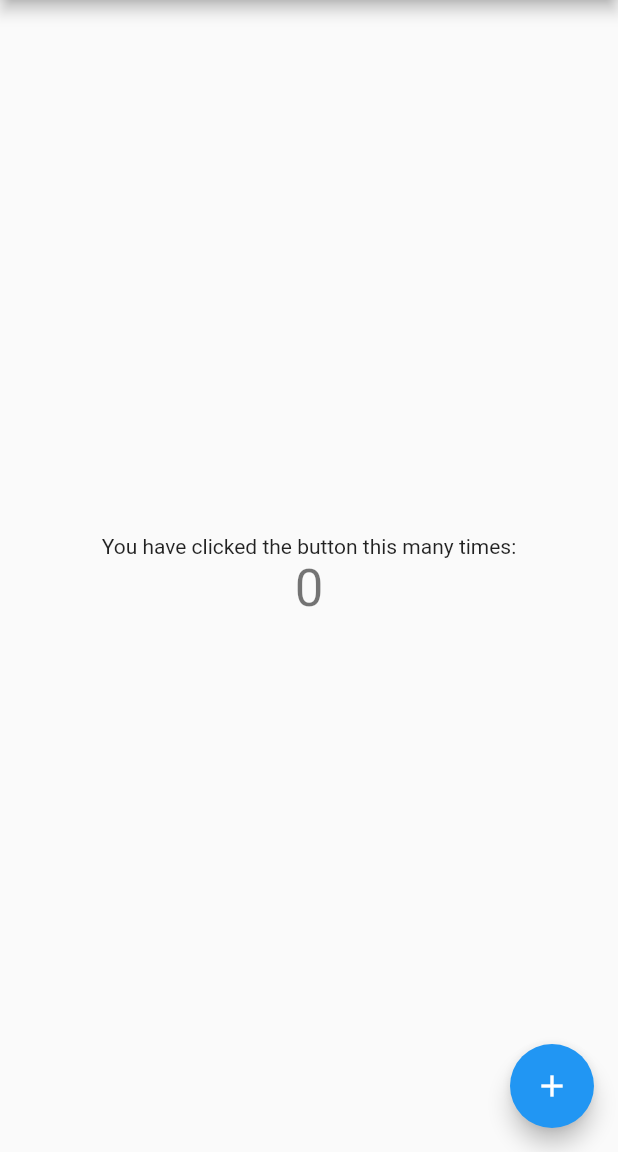
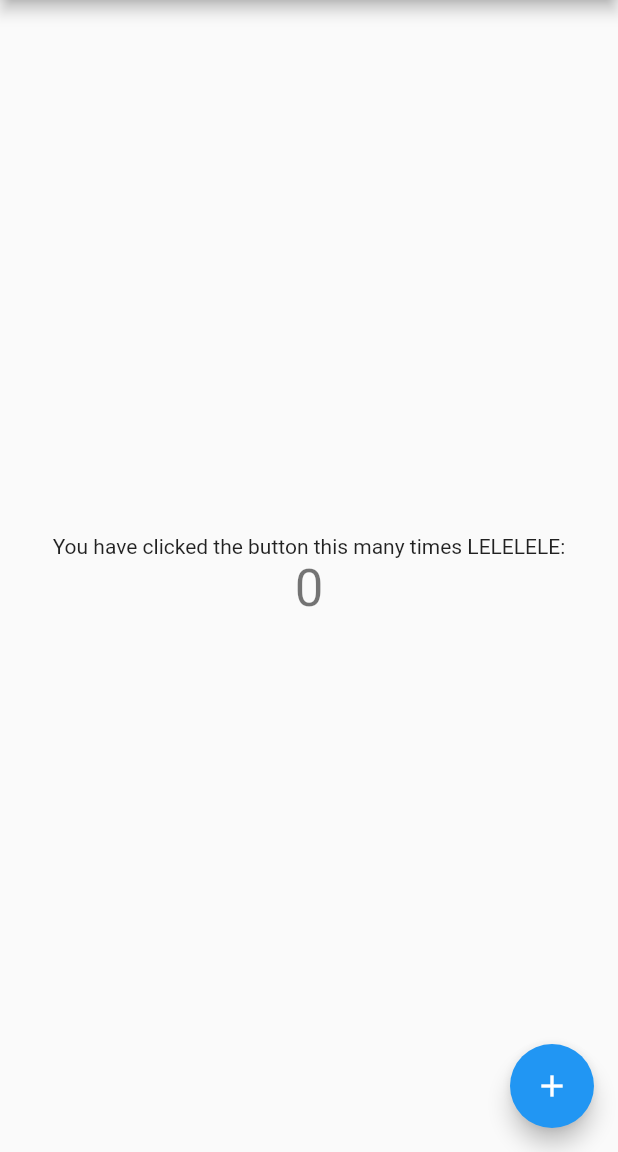
Before and after one commit to stevennguyenthanh/flutter-wordpair, a Flutter app: the screen it shows after launch, on a phone screen of 412 x 824 dp, the part 84-1236 px from its top. Run offline on Flutter 3.47's test engine with Material 2 defaults, Android fonts, the phone set to English and light mode, and no system bars.

Commit message:
change main

```diff
--- a/lib/main.dart
+++ b/lib/main.dart
@@ -98,7 +98,7 @@ class _MyHomePageState extends State<MyHomePage> {
           mainAxisAlignment: MainAxisAlignment.center,
           children: <Widget>[
             Text(
-              'You have clicked the button this many times:',
+              'You have clicked the button this many times LELELELE:',
             ),
             Text(
               '$_counter',
```
